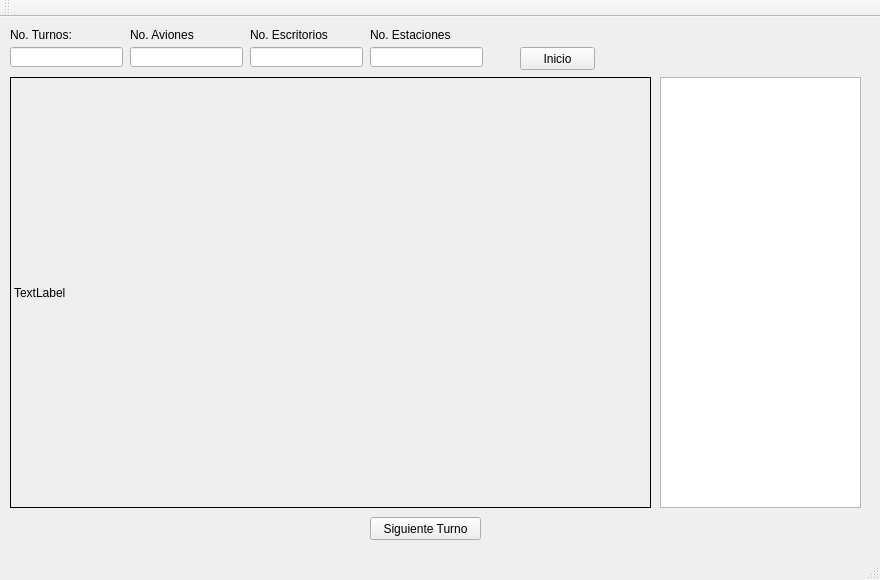
CarlosCante/EDD-2018, file Practica 1/Practica1_EDD/mainwindow.ui: the form before one commit.
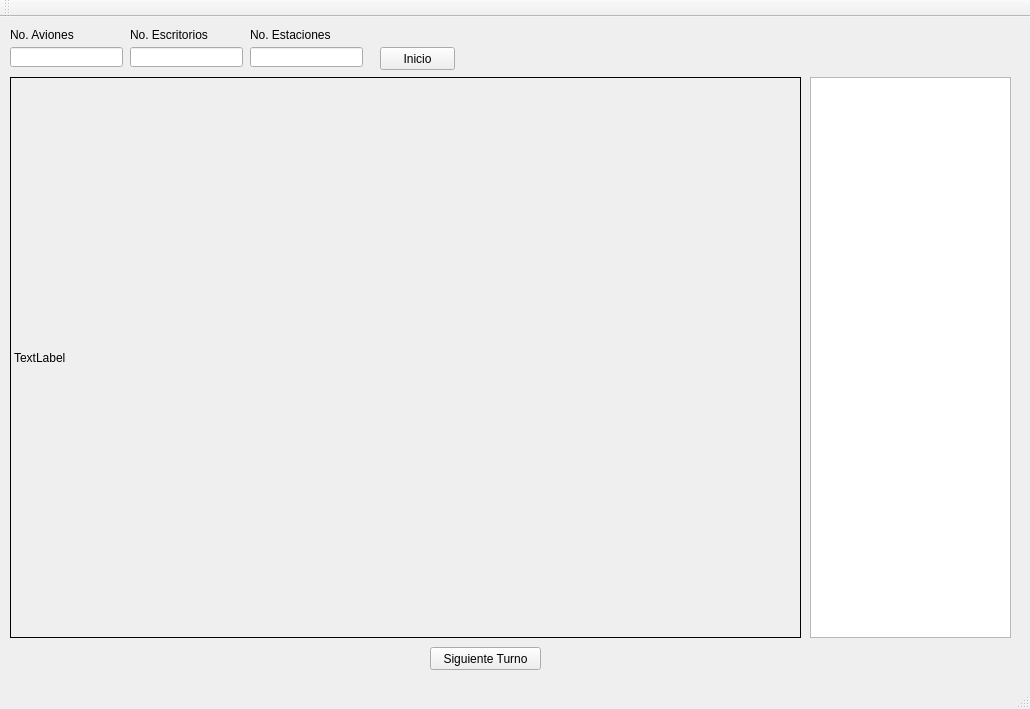
The form after the commit.

The edit to the form file:
```diff
--- a/Practica 1/Practica1_EDD/mainwindow.ui
+++ b/Practica 1/Practica1_EDD/mainwindow.ui
@@ -6,41 +6,18 @@
    <rect>
     <x>0</x>
     <y>0</y>
-    <width>880</width>
-    <height>580</height>
+    <width>1030</width>
+    <height>709</height>
    </rect>
   </property>
   <property name="windowTitle">
    <string>MainWindow</string>
   </property>
   <widget class="QWidget" name="centralWidget">
-   <widget class="QLabel" name="label">
-    <property name="geometry">
-     <rect>
-      <x>10</x>
-      <y>10</y>
-      <width>61</width>
-      <height>16</height>
-     </rect>
-    </property>
-    <property name="text">
-     <string>No. Turnos:</string>
-    </property>
-   </widget>
-   <widget class="QLineEdit" name="NoTurnos">
-    <property name="geometry">
-     <rect>
-      <x>10</x>
-      <y>30</y>
-      <width>113</width>
-      <height>20</height>
-     </rect>
-    </property>
-   </widget>
    <widget class="QLineEdit" name="NoAviones">
     <property name="geometry">
      <rect>
-      <x>130</x>
+      <x>10</x>
       <y>30</y>
       <width>113</width>
       <height>20</height>
@@ -50,7 +27,7 @@
    <widget class="QLabel" name="label_2">
     <property name="geometry">
      <rect>
-      <x>130</x>
+      <x>10</x>
       <y>10</y>
       <width>71</width>
       <height>16</height>
@@ -63,7 +40,7 @@
    <widget class="QLineEdit" name="NoEscritorios">
     <property name="geometry">
      <rect>
-      <x>250</x>
+      <x>130</x>
       <y>30</y>
       <width>113</width>
       <height>20</height>
@@ -73,7 +50,7 @@
    <widget class="QLabel" name="label_3">
     <property name="geometry">
      <rect>
-      <x>250</x>
+      <x>130</x>
       <y>10</y>
       <width>81</width>
       <height>16</height>
@@ -86,7 +63,7 @@
    <widget class="QLineEdit" name="NoEstaciones">
     <property name="geometry">
      <rect>
-      <x>370</x>
+      <x>250</x>
       <y>30</y>
       <width>113</width>
       <height>20</height>
@@ -96,7 +73,7 @@
    <widget class="QLabel" name="label_4">
     <property name="geometry">
      <rect>
-      <x>370</x>
+      <x>250</x>
       <y>10</y>
       <width>81</width>
       <height>16</height>
@@ -117,8 +94,8 @@
      <rect>
       <x>10</x>
       <y>60</y>
-      <width>641</width>
-      <height>431</height>
+      <width>791</width>
+      <height>561</height>
      </rect>
     </property>
     <property name="frameShape">
@@ -131,18 +108,18 @@
    <widget class="QTextEdit" name="Consola">
     <property name="geometry">
      <rect>
-      <x>660</x>
+      <x>810</x>
       <y>60</y>
       <width>201</width>
-      <height>431</height>
+      <height>561</height>
      </rect>
     </property>
    </widget>
    <widget class="QPushButton" name="pushButton">
     <property name="geometry">
      <rect>
-      <x>370</x>
-      <y>500</y>
+      <x>430</x>
+      <y>630</y>
       <width>111</width>
       <height>23</height>
      </rect>
@@ -154,7 +131,7 @@
    <widget class="QPushButton" name="pushButton_2">
     <property name="geometry">
      <rect>
-      <x>520</x>
+      <x>380</x>
       <y>30</y>
       <width>75</width>
       <height>23</height>
```
Left out of the diff: 2 changed lines with no effect on the pictures.
